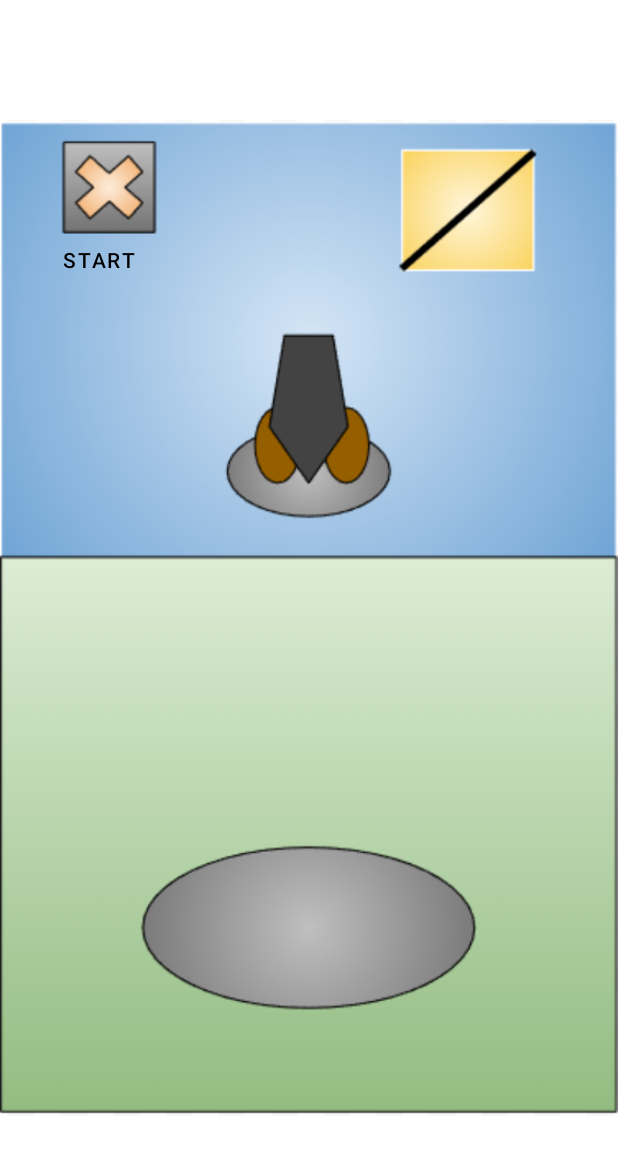
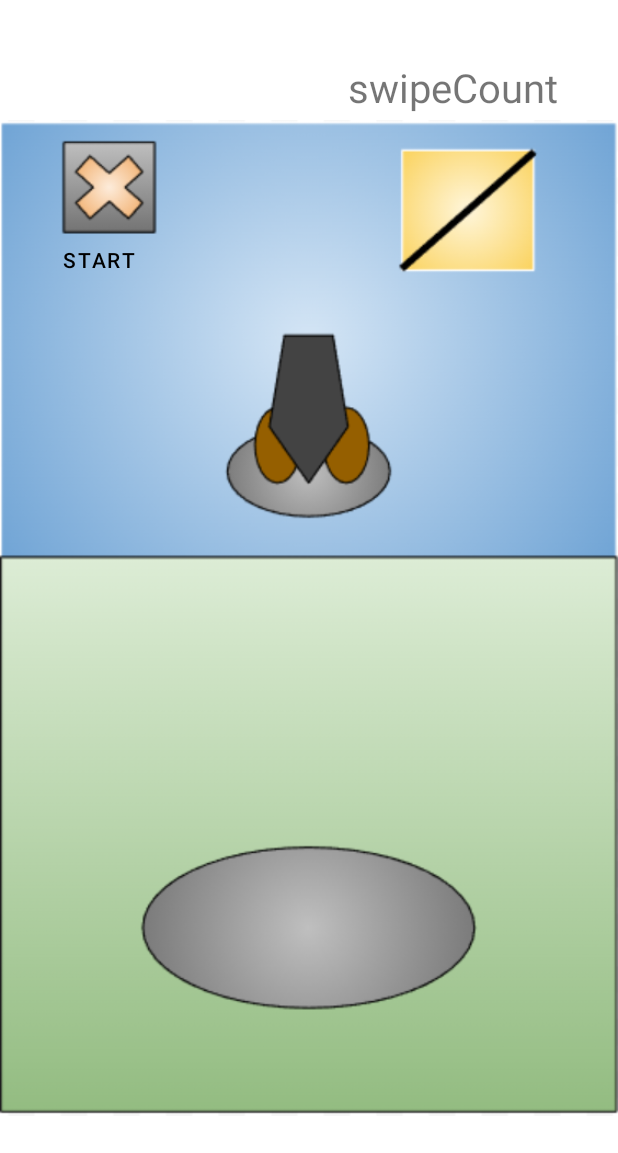
Before and after one commit to neureubd/EE408_Graduation, an Android app: the GameView screen opened directly, with no data from a screen before it, on a phone screen of 412 x 824 dp. Shown: the top 1153 px of the screen. Run offline under Robolectric (Android 15) with nearby library versions, the phone set to English and light mode, and no system bars.

Commit message:
Added counter, game logic improved

```diff
--- a/app/src/main/java/com/zybooks/ee408_graduation/GameView.java
+++ b/app/src/main/java/com/zybooks/ee408_graduation/GameView.java
@@ -14,6 +14,7 @@ import android.view.animation.AnimationUtils;
 import android.view.animation.LayoutAnimationController;
 import android.widget.Button;
 import android.widget.ImageView;
+import android.widget.TextView;
 import android.widget.Toast;
 
 import java.util.ArrayList;
@@ -34,6 +35,9 @@ public class GameView extends AppCompatActivity {
     Random random = new Random();
     private int targetCount;
     private int cutDir;
+    private TextView swipeCount;
+    private String swipeStr;
+    private boolean swipeStarted;
 
     //Variables for collecting swipe data:
     float x = 0f;
@@ -52,6 +56,7 @@ public class GameView extends AppCompatActivity {
         gameBack = (Button) findViewById(R.id.gameBack);
         gameStart = (Button) findViewById(R.id.gameStart);
         backGround = (ImageView) findViewById(R.id.imageView2);
+        swipeCount = (TextView) findViewById(R.id.swipeCount);
 
         bookDown=false;
 
@@ -68,6 +73,8 @@ public class GameView extends AppCompatActivity {
             @Override
             public void onClick(View view) {
                 count = 0;
+                swipeStr=""+count;
+                swipeCount.setText(swipeStr);
                 direction= random.nextInt(8);
                 bookDown=false;
                 square.startAnimation(squareUp);
@@ -120,7 +127,10 @@ public class GameView extends AppCompatActivity {
                     //send data via api
                     //do what game logic tells us to do
                     Toast.makeText(getApplicationContext(),"Data Collected",Toast.LENGTH_SHORT).show();
+                    bookDown=false;
+                    swipeStarted=false;
                 }
+                //DETERMINE ANGLE OF SWIPE
                 if(/*Within Certain Angle*/direction==0){
                     cutDir=0;
                 }
@@ -148,15 +158,22 @@ public class GameView extends AppCompatActivity {
                 else{
                     //OUTPUT INCORRECT SIGNAL
                 }
+                //IF ANGLE IS CORRECT, RESET AND ADD COUNT
                 if(cutDir==direction){
+                    if(!swipeStarted) {
                         //CUT BOOK
+                        swipeStarted=true;
                         handler.postDelayed(new Runnable() {
                             @Override
                             public void run() {
                                 fireNewBook();
+                                bookDown = false;
                             }
                         }, 1000);
-                    count+=count;
+                        count = count + 1;
+                        swipeStr = "" + count;
+                        swipeCount.setText(swipeStr);
+                    }
                 }
             }
             else{
@@ -181,7 +198,6 @@ public class GameView extends AppCompatActivity {
         squareUp.setStartOffset(500);
         squareDown.setFillAfter(true);
         direction= random.nextInt(8);
-        bookDown=false;
         square.startAnimation(squareUp);
         handler.postDelayed(new Runnable() {
             @Override
--- a/app/src/main/res/layout/activity_game_view.xml
+++ b/app/src/main/res/layout/activity_game_view.xml
@@ -33,7 +33,7 @@
         app:layout_constraintTop_toTopOf="parent"
         app:srcCompat="@drawable/bg" />
 
-    <ImageView
+        <ImageView
         android:id="@+id/square"
         android:layout_width="100dp"
         android:layout_height="100dp"
@@ -58,5 +58,13 @@
         app:layout_constraintStart_toStartOf="parent"
         app:layout_constraintTop_toBottomOf="@+id/gameBack" />
 
-
+    <TextView
+        android:id="@+id/swipeCount"
+        android:layout_width="wrap_content"
+        android:layout_height="wrap_content"
+        android:layout_alignParentRight="true"
+        android:layout_marginRight="40dp"
+        android:layout_marginTop="40dp"
+        android:text="swipeCount"
+        android:textSize="12pt" />
 </RelativeLayout>
```
Lines whose indentation alone changed are shown as unchanged.
